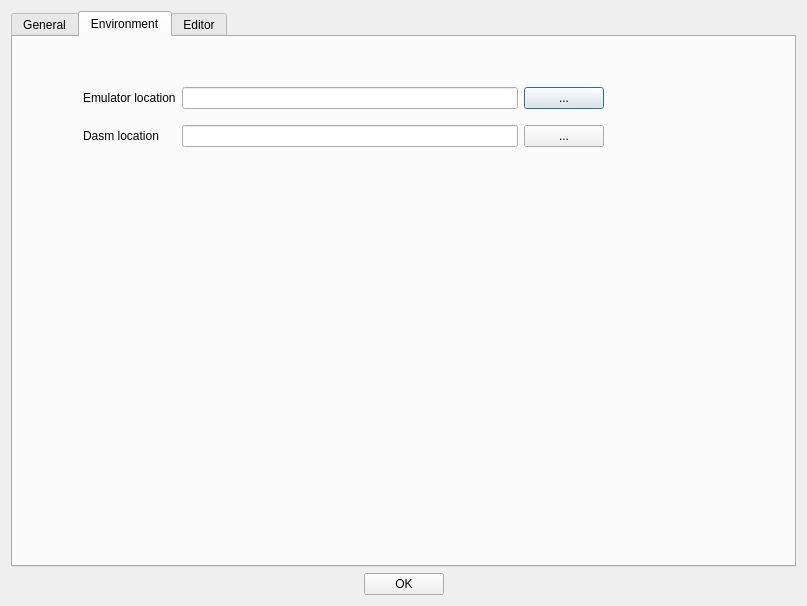
First picture: the form in source/dialogtrsesettings.ui, repository Happy-Ferret/Fluff64, before the edit.
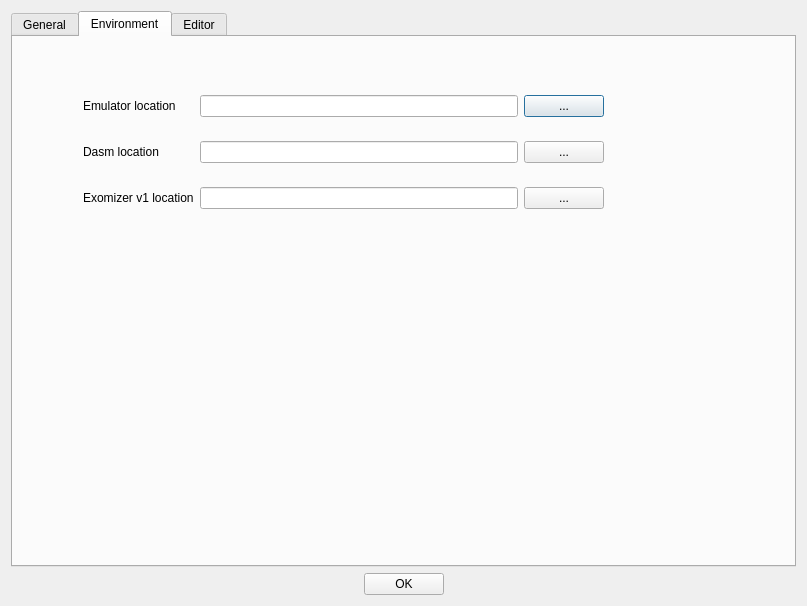
Second picture: the form after the edit.

Patch:
```diff
--- a/source/dialogtrsesettings.ui
+++ b/source/dialogtrsesettings.ui
@@ -36,7 +36,7 @@
            <x>70</x>
            <y>40</y>
            <width>521</width>
-           <height>81</height>
+           <height>152</height>
           </rect>
          </property>
          <layout class="QGridLayout" name="gridLayout_2">
@@ -54,6 +54,13 @@
             </property>
            </widget>
           </item>
+          <item row="1" column="0">
+           <widget class="QLabel" name="label_2">
+            <property name="text">
+             <string>Dasm location</string>
+            </property>
+           </widget>
+          </item>
           <item row="1" column="1">
            <widget class="QLineEdit" name="leDasm"/>
           </item>
@@ -67,10 +74,20 @@
             </property>
            </widget>
           </item>
-          <item row="1" column="0">
-           <widget class="QLabel" name="label_2">
+          <item row="2" column="0">
+           <widget class="QLabel" name="label_6">
             <property name="text">
-             <string>Dasm location</string>
+             <string>Exomizer v1 location</string>
+            </property>
+           </widget>
+          </item>
+          <item row="2" column="1">
+           <widget class="QLineEdit" name="leExomizer"/>
+          </item>
+          <item row="2" column="2">
+           <widget class="QPushButton" name="btnExomizer">
+            <property name="text">
+             <string>...</string>
             </property>
            </widget>
           </item>
```
